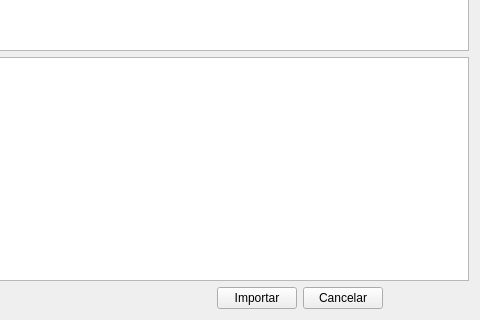
The window that ui/importarxml.ui (lellisls/ERP-STACCATO) describes before a commit, drawn with Qt 5; both pictures show x 527 to 1007 and y 212 to 532 of the 1007 by 532 pixel window.
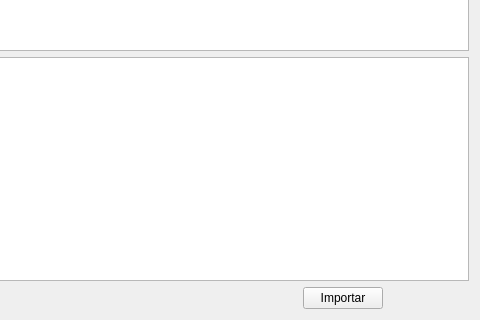
The same window after the commit. Custom widgets are drawn as their Qt base class.

Commit message: Removido botões de Cancelar

What changed in the file:
```diff
--- a/ui/importarxml.ui
+++ b/ui/importarxml.ui
@@ -151,13 +151,6 @@
        </property>
       </widget>
      </item>
-     <item>
-      <widget class="QPushButton" name="pushButtonCancelar">
-       <property name="text">
-        <string>Cancelar</string>
-       </property>
-      </widget>
-     </item>
     </layout>
    </item>
   </layout>
```
The commit also changes 62 other files.
